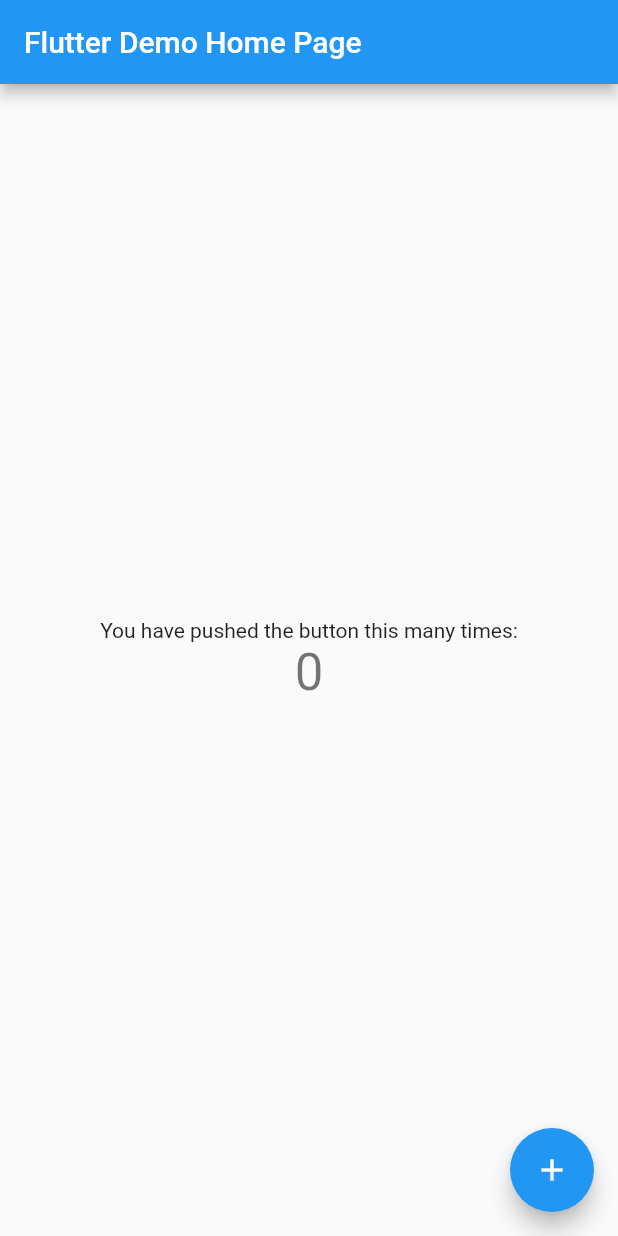
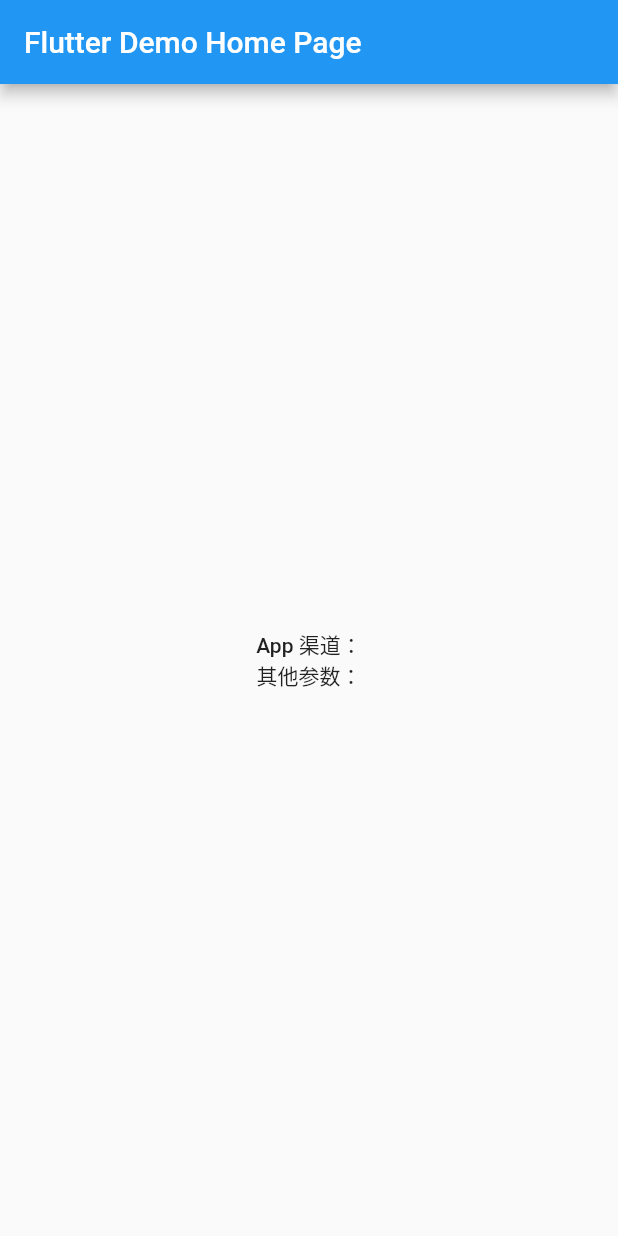
Before and after one commit to Fitem/multi_channel_demo, a Flutter app: the screen it shows after launch, on a phone screen of 412 x 824 dp. Run offline on Flutter 3.47's test engine with Material 2 defaults, Android fonts, the phone set to English and light mode, and no system bars.

Commit message:
新增渠道测试

```diff
--- /dev/null
+++ b/lib/home_page.dart
@@ -0,0 +1,44 @@
+import 'package:flutter/material.dart';
+import 'package:multi_channel_demo/main.dart';
+
+///  Name:
+///  Created by leiguangwu on 2021/9/13
+class HomePage extends StatefulWidget {
+  HomePage({Key key, this.title}) : super(key: key);
+  final String title;
+
+  @override
+  _HomePageState createState() => _HomePageState();
+}
+
+class _HomePageState extends State<HomePage> {
+  @override
+  Widget build(BuildContext context) {
+    return Scaffold(
+      appBar: AppBar(
+        title: Text(widget.title),
+      ),
+      body: Center(
+        child: Column(
+          mainAxisAlignment: MainAxisAlignment.center,
+          children: <Widget>[
+            Text(
+              'App 渠道：${EnvironmentConfig.APP_CHANNEL}',
+              style: Theme.of(context).textTheme.bodyText1,
+            ),
+            Text(
+              '其他参数：${EnvironmentConfig.OTHER_VAR}',
+              style: Theme.of(context).textTheme.bodyText1,
+            ),
+            EnvironmentConfig.APP_CHANNEL == 'Mi'
+                ? Text(
+              "小米渠道显示",
+              style: Theme.of(context).textTheme.bodyText1,
+            )
+                : SizedBox(),
+          ],
+        ),
+      ),
+    );
+  }
+}
--- a/lib/main.dart
+++ b/lib/main.dart
@@ -1,4 +1,10 @@
 import 'package:flutter/material.dart';
+import 'package:multi_channel_demo/home_page.dart';
+
+class EnvironmentConfig {
+  static const APP_CHANNEL = String.fromEnvironment('APP_CHANNEL');
+  static const OTHER_VAR = String.fromEnvironment('OTHER_VAR');
+}
 
 void main() {
   runApp(MyApp());
@@ -22,92 +28,7 @@ class MyApp extends StatelessWidget {
         // is not restarted.
         primarySwatch: Colors.blue,
       ),
-      home: MyHomePage(title: 'Flutter Demo Home Page'),
+      home: HomePage(title: 'Flutter Demo Home Page'),
     );
   }
 }
-
-class MyHomePage extends StatefulWidget {
-  MyHomePage({Key key, this.title}) : super(key: key);
-
-  // This widget is the home page of your application. It is stateful, meaning
-  // that it has a State object (defined below) that contains fields that affect
-  // how it looks.
-
-  // This class is the configuration for the state. It holds the values (in this
-  // case the title) provided by the parent (in this case the App widget) and
-  // used by the build method of the State. Fields in a Widget subclass are
-  // always marked "final".
-
-  final String title;
-
-  @override
-  _MyHomePageState createState() => _MyHomePageState();
-}
-
-class _MyHomePageState extends State<MyHomePage> {
-  int _counter = 0;
-
-  void _incrementCounter() {
-    setState(() {
-      // This call to setState tells the Flutter framework that something has
-      // changed in this State, which causes it to rerun the build method below
-      // so that the display can reflect the updated values. If we changed
-      // _counter without calling setState(), then the build method would not be
-      // called again, and so nothing would appear to happen.
-      _counter++;
-    });
-  }
-
-  @override
-  Widget build(BuildContext context) {
-    // This method is rerun every time setState is called, for instance as done
-    // by the _incrementCounter method above.
-    //
-    // The Flutter framework has been optimized to make rerunning build methods
-    // fast, so that you can just rebuild anything that needs updating rather
-    // than having to individually change instances of widgets.
-    return Scaffold(
-      appBar: AppBar(
-        // Here we take the value from the MyHomePage object that was created by
-        // the App.build method, and use it to set our appbar title.
-        title: Text(widget.title),
-      ),
-      body: Center(
-        // Center is a layout widget. It takes a single child and positions it
-        // in the middle of the parent.
-        child: Column(
-          // Column is also a layout widget. It takes a list of children and
-          // arranges them vertically. By default, it sizes itself to fit its
-          // children horizontally, and tries to be as tall as its parent.
-          //
-          // Invoke "debug painting" (press "p" in the console, choose the
-          // "Toggle Debug Paint" action from the Flutter Inspector in Android
-          // Studio, or the "Toggle Debug Paint" command in Visual Studio Code)
-          // to see the wireframe for each widget.
-          //
-          // Column has various properties to control how it sizes itself and
-          // how it positions its children. Here we use mainAxisAlignment to
-          // center the children vertically; the main axis here is the vertical
-          // axis because Columns are vertical (the cross axis would be
-          // horizontal).
-          mainAxisAlignment: MainAxisAlignment.center,
-          children: <Widget>[
-            Text(
-              'You have pushed the button this many times:',
-            ),
-            Text(
-              '$_counter',
-              style: Theme.of(context).textTheme.headline4,
-            ),
-          ],
-        ),
-      ),
-      floatingActionButton: FloatingActionButton(
-        onPressed: _incrementCounter,
-        tooltip: 'Increment',
-        child: Icon(Icons.add),
-      ), // This trailing comma makes auto-formatting nicer for build methods.
-    );
-  }
-}
```
